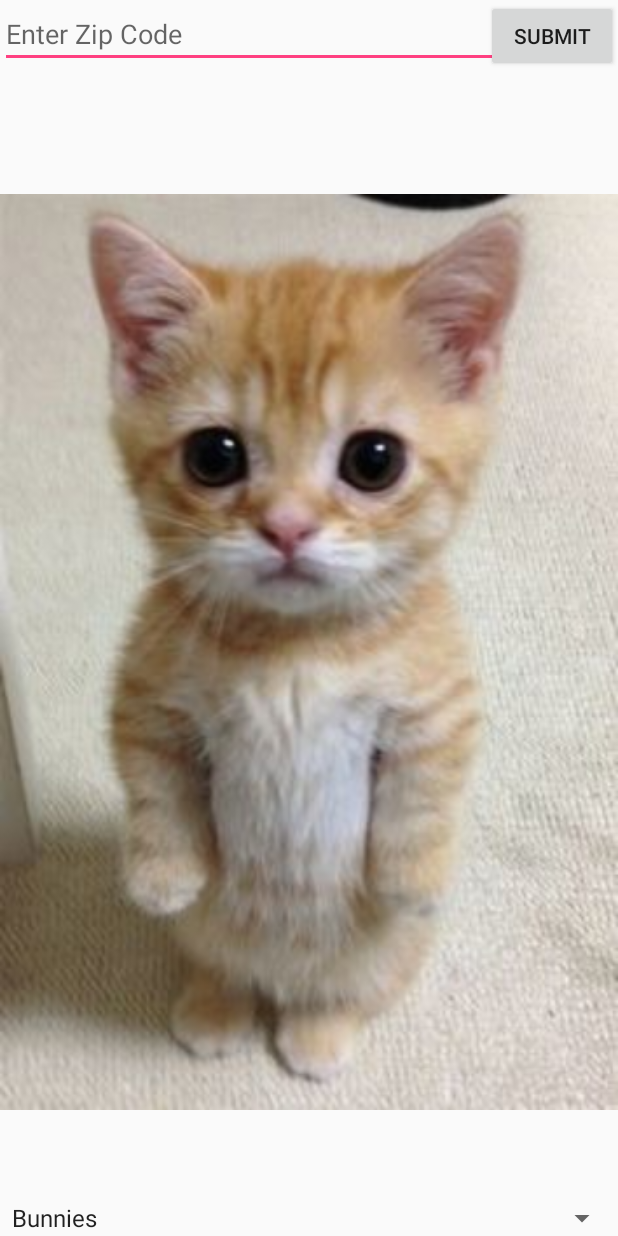
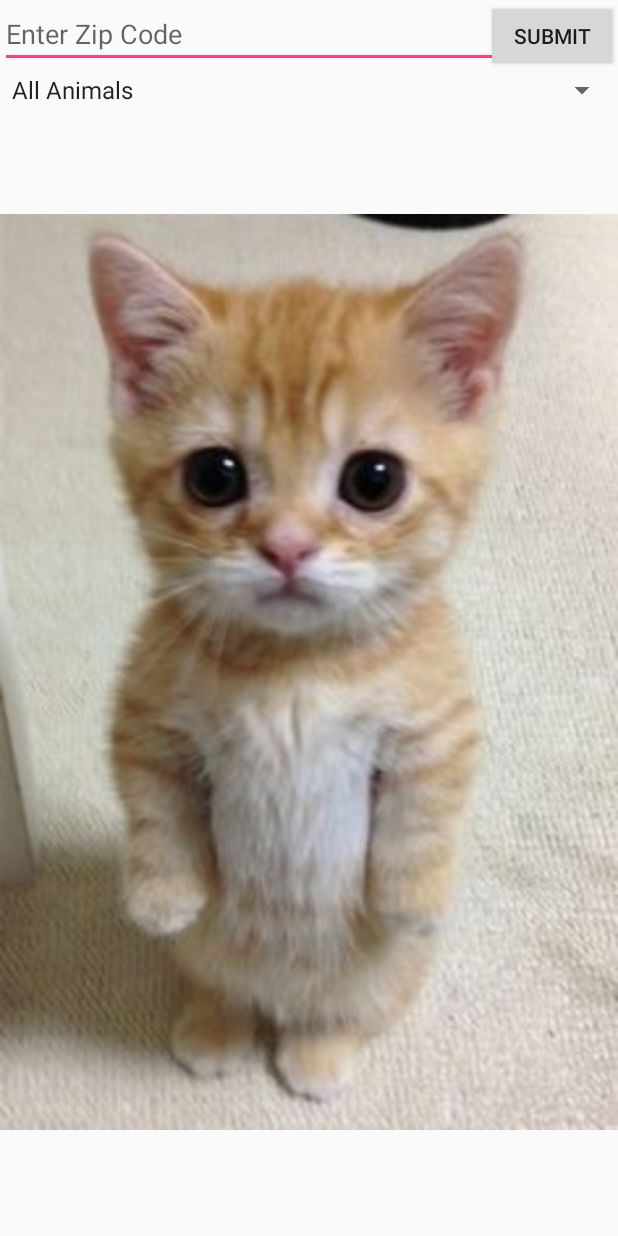
Before and after one commit to achowdhury3762/Adopt-an-Animal, an Android app: the screen it shows after launch (MainActivity), on a phone screen of 412 x 824 dp. Run offline under Robolectric (Android 15) with nearby library versions, the phone set to English and light mode, and no system bars; our stand-ins replace Picasso; pictures from the network do not load.

```diff
--- a/app/src/main/java/nyc/c4q/ashiquechowdhury/adoptme/ApiClient.java
+++ b/app/src/main/java/nyc/c4q/ashiquechowdhury/adoptme/ApiClient.java
@@ -30,4 +30,8 @@ public class ApiClient {
     public Call<RealPetfinder> getAllPetsInformation(int zipCode){
         return petFinderService.getPetsByZipCode("591201d638c591f60b82a65aaed3bffa", "json", String.valueOf(zipCode), "100");
     }
+
+    public Call<RealPetfinder> getAllPetsInformation(int zipCode, String animalChoice){
+        return petFinderService.getPetsByZipCode("591201d638c591f60b82a65aaed3bffa", "json", String.valueOf(zipCode), "100", animalChoice);
+    }
 }
--- a/app/src/main/java/nyc/c4q/ashiquechowdhury/adoptme/MainActivity.java
+++ b/app/src/main/java/nyc/c4q/ashiquechowdhury/adoptme/MainActivity.java
@@ -5,25 +5,27 @@ import android.os.Bundle;
 import android.os.Handler;
 import android.support.v7.app.AppCompatActivity;
 import android.view.View;
-import android.widget.AdapterView;
 import android.widget.ArrayAdapter;
 import android.widget.EditText;
 import android.widget.ImageView;
 import android.widget.Spinner;
-import android.widget.Toast;
 
 import com.squareup.picasso.Picasso;
 
-public class MainActivity extends AppCompatActivity implements AdapterView.OnItemSelectedListener{
+public class MainActivity extends AppCompatActivity{
     ImageView randomAnimalImageView;
     EditText zipCodeEditText;
+    Spinner spinner;
     private static final int BUNNY = R.drawable.bunny;
     private static final int CAT = R.drawable.cat;
     private static final int DOG = R.drawable.dogs;
     private static final int HEDGEHOG = R.drawable.hedgehog;
     private static final int TIGER = R.drawable.tiger;
     private static final int[] animalArray;
+    String selectedAnimal = "All Animals";
     public static final String ZIPCODE = "nyc.c4q.ashiquechowdhury.adoptme.ZIPCODE";
+    public static final String SELECTEDANIMAL = "nyc.c4q.ashiquechowdhury.adoptme.SELECTEDANIMAL";
+
     static {
         animalArray = new int[]{BUNNY, CAT, DOG, HEDGEHOG, TIGER};
     }
@@ -39,11 +41,10 @@ public class MainActivity extends AppCompatActivity implements AdapterView.OnIte
             zipCodeEditText.setText(String.valueOf(savedInstanceState.getInt(ZIPCODE)));
         }
         cycleThroughPictures(animalArray, randomAnimalImageView);
-        Spinner spinner = (Spinner) findViewById(R.id.animal_spinner);
+        spinner = (Spinner) findViewById(R.id.animal_spinner);
         ArrayAdapter<CharSequence> arrayAdapter = ArrayAdapter.createFromResource(this, R.array.animals_array, android.R.layout.simple_spinner_item);
         arrayAdapter.setDropDownViewResource(android.R.layout.simple_spinner_dropdown_item);
         spinner.setAdapter(arrayAdapter);
-        spinner.setOnItemSelectedListener(this);
     }
 
     //PictureArray should be drawable
@@ -66,8 +67,10 @@ public class MainActivity extends AppCompatActivity implements AdapterView.OnIte
 
     public void onClickSubmit(View view) {
         int zipCode = Integer.parseInt(zipCodeEditText.getText().toString());
+        selectedAnimal = spinner.getSelectedItem().toString();
         Intent intent = new Intent(this, AnimalsActivity.class);
         intent.putExtra(ZIPCODE, zipCode);
+        intent.putExtra(SELECTEDANIMAL, selectedAnimal);
         startActivity(intent);
     }
 
@@ -81,15 +84,4 @@ public class MainActivity extends AppCompatActivity implements AdapterView.OnIte
         }
         super.onSaveInstanceState(savedInstanceState);
     }
-
-    @Override
-    public void onItemSelected(AdapterView<?> adapterView, View view, int pos, long l) {
-        String choice = adapterView.getItemAtPosition(pos).toString();
-        Toast.makeText(this, choice, Toast.LENGTH_LONG).show();
-    }
-
-    @Override
-    public void onNothingSelected(AdapterView<?> adapterView) {
-
-    }
 }
--- a/app/src/main/java/nyc/c4q/ashiquechowdhury/adoptme/PetFinderAPI.java
+++ b/app/src/main/java/nyc/c4q/ashiquechowdhury/adoptme/PetFinderAPI.java
@@ -12,4 +12,8 @@ import retrofit2.http.Query;
 public interface PetFinderAPI {
     @GET("pet.find")
     Call<RealPetfinder> getPetsByZipCode(@Query("key") String apiKey, @Query("format") String formatType, @Query("location") String zipCode, @Query("count") String count);
+
+    @GET("pet.find")
+    Call<RealPetfinder> getPetsByZipCode(@Query("key") String apiKey, @Query("format") String formatType, @Query("location") String zipCode, @Query("count") String count, @Query("animal") String animalChoice);
+
 }
--- a/app/src/main/res/layout/activity_main.xml
+++ b/app/src/main/res/layout/activity_main.xml
@@ -5,17 +5,6 @@
     android:layout_height="match_parent"
     tools:context="nyc.c4q.ashiquechowdhury.adoptme.MainActivity">
 
-    <Spinner
-        android:id="@+id/animal_spinner"
-        android:layout_alignParentBottom="true"
-        android:layout_width="match_parent"
-        android:layout_height="wrap_content">
-    </Spinner>
-    <ImageView
-        android:id="@+id/animalpics_imageView"
-        android:layout_below="@+id/zipcode_editText"
-        android:layout_width="match_parent"
-        android:layout_height="match_parent" />
     <EditText
         android:id="@+id/zipcode_editText"
         android:layout_alignParentLeft="true"
@@ -23,6 +12,19 @@
         android:layout_height="wrap_content"
         android:hint="Enter Zip Code"
         android:inputType="number"/>
+    <Spinner
+        android:id="@+id/animal_spinner"
+        android:layout_width="match_parent"
+        android:layout_height="wrap_content"
+        android:layout_alignEnd="@+id/textView"
+        android:layout_below="@+id/submit_Bttn">
+    </Spinner>
+    <ImageView
+        android:layout_below="@id/animal_spinner"
+        android:id="@+id/animalpics_imageView"
+        android:layout_width="match_parent"
+        android:layout_height="match_parent"
+        android:layout_alignParentStart="true" />
     <Button
         android:id="@+id/submit_Bttn"
         android:onClick="onClickSubmit"
@@ -34,5 +36,6 @@
     <TextView
         android:layout_width="wrap_content"
         android:layout_height="wrap_content"
-        android:layout_alignParentRight="true"/>
+        android:layout_alignParentRight="true"
+        android:id="@+id/textView" />
 </RelativeLayout>
--- a/app/src/main/res/values/strings.xml
+++ b/app/src/main/res/values/strings.xml
@@ -1,9 +1,12 @@
 <resources>
     <string name="app_name">AdoptMe</string>
     <string-array name="animals_array">
-        <item>Bunnies</item>
-        <item>Dogs</item>
-        <item>Cats</item>
-
+        <item>All Animals</item>
+        <item>Rabbit</item>
+        <item>Cat</item>
+        <item>Dog</item>
+        <item>Horse</item>
+        <item>Furry/Small</item>
+        <item>Pig</item>
     </string-array>
 </resources>
```
Also changed, not shown: app/src/main/java/nyc/c4q/ashiquechowdhury/adoptme/AnimalsActivity.java (+33 -11 lines).
